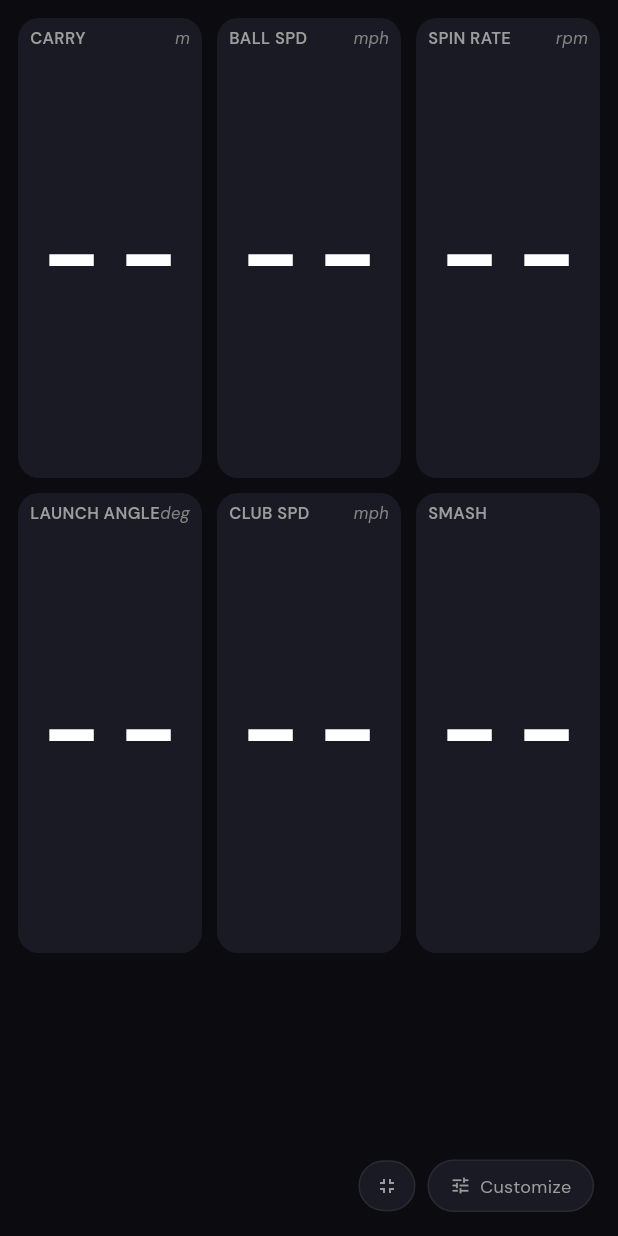
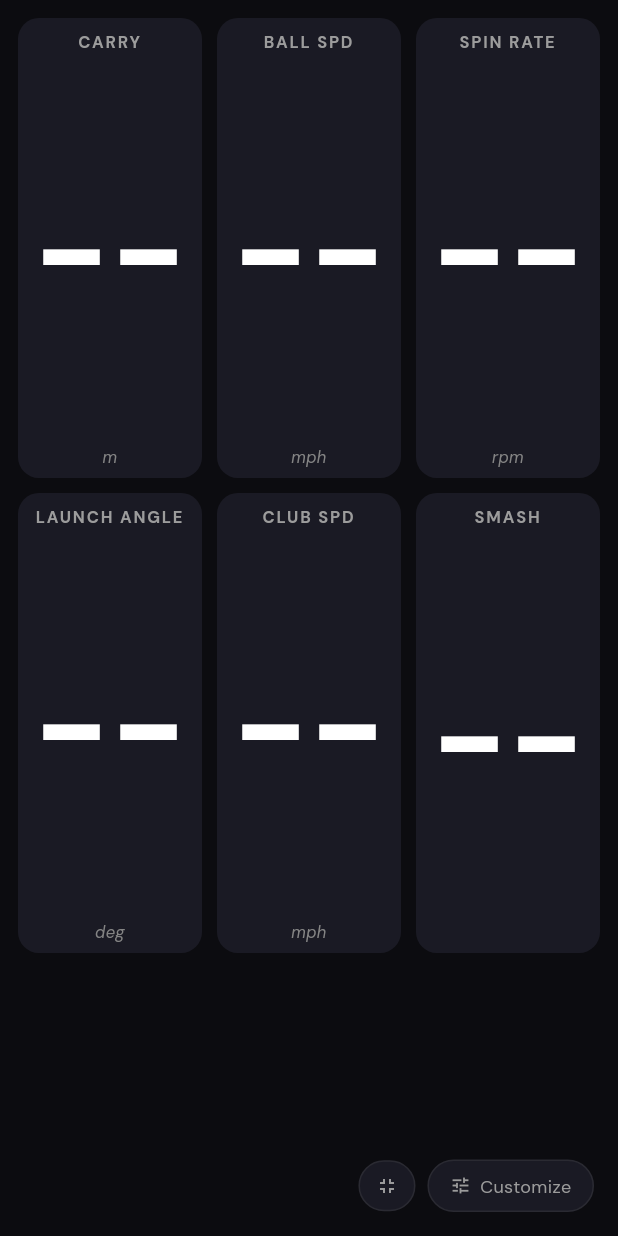
Before and after one commit to leveleightyfour/your_launch_monitor, a Flutter app: the _FullscreenTilesPage screen opened directly with empty values, on a phone screen of 412 x 824 dp. Run offline on Flutter 3.47's test engine with Material 3 defaults, Android fonts, the phone set to English and light mode, and no system bars; our stand-ins replace drift, drift_flutter, flutter_blue_plus, flutter_riverpod, go_router, google_fonts and 2 more; missing offline and left inert: restart_app, shorebird_code_push, win_ble; accounts and stored records are empty; generated files the repository leaves out were written again.

Commit message:
Let the tile digits carry the weight they were designed with
The tiles read thinner than the design they were modelled on, for four
compounding reasons:

- The big numbers asked DM Mono for w600, but DM Mono stops at w500, so
  every tile silently rendered medium. They now use the heavy sans
  (w800) with tabular figures, so the split-flap roll cannot wobble the
  layout.
- The whole value string shared one FittedBox, so a suffix scaled with
  the digits: '1.1° R' drew its digits far smaller than a bare '5500'.
  Suffixes now sit beside full-size digits at half size, on the shared
  baseline.
- The value lived between hardcoded 22px insets in a Stack. The tile is
  now a column — label, value, unit, average — and the number takes
  every pixel the fixed rows leave. Short split-pane tiles drop the
  unit and average lines rather than overflow: the digits matter most.
- The label sat top-left with the unit italicised top-right, splitting
  the eye. The label now centres with letter-spacing, and the unit sits
  under the number where it belongs to the value.

Same treatment for the impact tile's two halves, and the average pill
gained a separator dot.

Co-Authored-By: Claude Fable 5 <noreply@anthropic.com>

```diff
--- a/lib/features/launch_monitor/presentation/widgets/tabs/tiles_tab.dart
+++ b/lib/features/launch_monitor/presentation/widgets/tabs/tiles_tab.dart
@@ -341,6 +341,17 @@ double? metricRaw(TileMetric m, ShotData? s, UnitPrefs prefs) {
   };
 }
 
+/// Splits a formatted metric into the number and whatever trails it — °, an
+/// R/L or T/H letter — so the digits can render full size with the suffix set
+/// smaller beside them. A suffix scaled with the digits was quietly shrinking
+/// every directional metric: '1.1° R' drew its digits far smaller than a
+/// bare '5500'.
+(String, String) splitValueSuffix(String value) {
+  final match = RegExp(r'^[-\d.]+').firstMatch(value);
+  if (match == null) return (value, '');
+  return (match.group(0)!, value.substring(match.end).trim());
+}
+
 String _fmtImpactH(double? v) {
   if (v == null) return '--';
   return '${v.abs().toStringAsFixed(1)} ${v >= 0 ? 'T' : 'H'}';
@@ -389,16 +400,16 @@ class _MetricTile extends StatelessWidget {
                 avgShot!.verticalImpact != null
             ? '±${(currentShot!.verticalImpact! - avgShot!.verticalImpact!).abs().toStringAsFixed(1)}'
             : '';
-        footer = 'H: $hAvg $hDiff  V: $vAvg $vDiff';
+        footer = 'H: $hAvg $hDiff · V: $vAvg $vDiff';
       } else if (avgShot != null) {
-        footer = 'AVG  H: $hAvg  V: $vAvg';
+        footer = 'AVG  H: $hAvg · V: $vAvg';
       }
     } else if (avgShot != null && currentShot != null) {
       final cur = metricRaw(metric, currentShot, prefs);
       final avg = metricRaw(metric, avgShot, prefs);
       if (cur != null && avg != null) {
         final diff = cur - avg;
-        footer = 'AVG $avgStr  ±${diff.abs().toStringAsFixed(1)}';
+        footer = 'AVG $avgStr · ±${diff.abs().toStringAsFixed(1)}';
       }
     } else if (avgShot != null) {
       footer = 'AVG $avgStr';
@@ -406,74 +417,60 @@ class _MetricTile extends StatelessWidget {
 
     final unit = tileUnit(metric, prefs);
 
+    // Label, value, unit and average stack as a column — the value takes
+    // every pixel the fixed rows leave, instead of living between hardcoded
+    // insets that starved it on small split-pane tiles.
     return Container(
       decoration: BoxDecoration(
         color: AppColors.card,
         borderRadius: BorderRadius.circular(14),
       ),
-      child: Stack(
+      padding: const EdgeInsets.fromLTRB(10, 8, 10, 6),
+      child: LayoutBuilder(
+        builder: (context, box) {
+          // A short tile can't fit four rows; the digits matter most, so the
+          // unit line and the average give way first.
+          final compact = box.maxHeight < 96;
+          return Column(
             children: [
-          // Value fills the entire tile
-          Positioned.fill(
-            child: Padding(
-              padding: EdgeInsets.fromLTRB(
-                10,
-                22,
-                10,
-                footer.isNotEmpty ? 22 : 4,
+              Text(
+                metric.label.toUpperCase(),
+                textAlign: TextAlign.center,
+                maxLines: 1,
+                overflow: TextOverflow.ellipsis,
+                style: AppTextStyles.sans(
+                  size: 11,
+                  weight: FontWeight.w700,
+                  color: AppColors.textMuted,
+                ).copyWith(letterSpacing: 1.2),
               ),
+              const SizedBox(height: 2),
+              Expanded(
                 child: isImpact
                     ? _ImpactDisplay(shot: currentShot)
                     : FittedBox(
                         fit: BoxFit.contain,
                         alignment: Alignment.center,
-                      child: SplitFlapText(
-                        text: currentStr,
-                        style: AppTextStyles.mono(
-                          size: 108,
-                          weight: FontWeight.w600,
+                        child: _TileValue(text: currentStr),
                       ),
               ),
-                    ),
-            ),
-          ),
-          // Label top-left, unit top-right
-          Positioned(
-            top: 5,
-            left: 8,
-            right: 8,
-            child: Row(
-              children: [
-                Expanded(
-                  child: Text(
-                    metric.label,
-                    style: AppTextStyles.sans(
-                      size: 11,
-                      weight: FontWeight.w600,
-                      color: AppColors.textMuted,
-                    ),
-                    overflow: TextOverflow.ellipsis,
-                  ),
-                ),
-                if (!isImpact && unit.isNotEmpty)
+              if (!compact && !isImpact && unit.isNotEmpty)
                 Text(
                   unit,
+                  textAlign: TextAlign.center,
                   style: AppTextStyles.sans(
                     size: 11,
                     color: AppColors.textDimmed,
                   ).copyWith(fontStyle: FontStyle.italic),
                 ),
-              ],
+              if (!compact && footer.isNotEmpty) ...[
+                const SizedBox(height: 4),
+                Container(
+                  width: double.infinity,
+                  padding: const EdgeInsets.symmetric(
+                    horizontal: 8,
+                    vertical: 3,
                   ),
-          ),
-          // AVG pill pinned to bottom
-          if (footer.isNotEmpty)
-            Positioned(
-              bottom: 4,
-              left: 6,
-              right: 6,
-              child: Container(
-                padding: const EdgeInsets.symmetric(horizontal: 8, vertical: 3),
                   decoration: BoxDecoration(
                     color: AppColors.surface,
                     borderRadius: BorderRadius.circular(20),
@@ -489,9 +486,51 @@ class _MetricTile extends StatelessWidget {
                     textAlign: TextAlign.center,
                   ),
                 ),
+              ],
+            ],
+          );
+        },
       ),
+    );
+  }
+}
+
+// ── Tile value ────────────────────────────────────────────────────────────────
+
+/// The tile's big number.
+///
+/// Digits render full size in a heavy sans — DM Mono tops out at w500, so the
+/// old `w600` request was silently falling back to medium, which is most of
+/// why these numbers read thinner than the design they came from. Any trailing
+/// suffix sits beside the digits at half size on the shared baseline. Tabular
+/// figures keep the split-flap animation from wobbling the layout as digits
+/// roll.
+class _TileValue extends StatelessWidget {
+  final String text;
+
+  const _TileValue({required this.text});
+
+  static TextStyle _style(double size) =>
+      AppTextStyles.sans(size: size, weight: FontWeight.w800).copyWith(
+        fontFeatures: const [FontFeature.tabularFigures()],
+        height: 1.0,
+      );
+
+  @override
+  Widget build(BuildContext context) {
+    final (number, suffix) = splitValueSuffix(text);
+    if (suffix.isEmpty) {
+      return SplitFlapText(text: number, style: _style(108));
+    }
+    return Row(
+      mainAxisSize: MainAxisSize.min,
+      crossAxisAlignment: CrossAxisAlignment.baseline,
+      textBaseline: TextBaseline.alphabetic,
+      children: [
+        SplitFlapText(text: number, style: _style(108)),
+        const SizedBox(width: 5),
+        SplitFlapText(text: suffix, style: _style(54)),
       ],
-      ),
     );
   }
 }
@@ -531,17 +570,18 @@ class _ImpactValue extends StatelessWidget {
         mainAxisAlignment: MainAxisAlignment.center,
         children: [
           Text(
-            label,
-            style: AppTextStyles.sans(size: 11, color: AppColors.textDimmed),
+            label.toUpperCase(),
+            style: AppTextStyles.sans(
+              size: 10,
+              weight: FontWeight.w700,
+              color: AppColors.textDimmed,
+            ).copyWith(letterSpacing: 1.2),
           ),
           const SizedBox(height: 2),
           Expanded(
             child: FittedBox(
               fit: BoxFit.contain,
-              child: Text(
-                value,
-                style: AppTextStyles.mono(size: 108, weight: FontWeight.w600),
-              ),
+              child: _TileValue(text: value),
             ),
           ),
           Text(
```
Also changed, not shown: 1 other file. Lines whose indentation alone changed are shown as unchanged.
